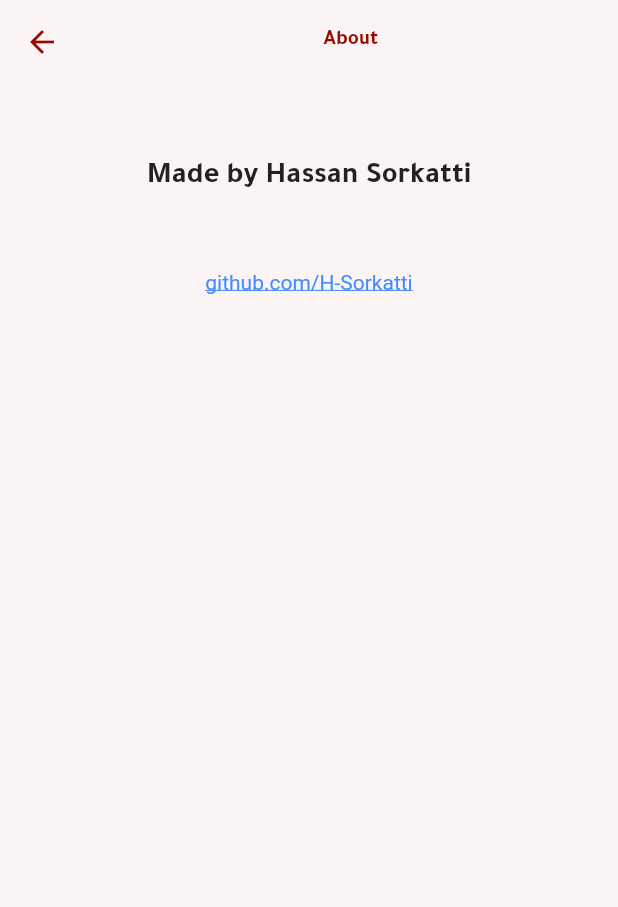
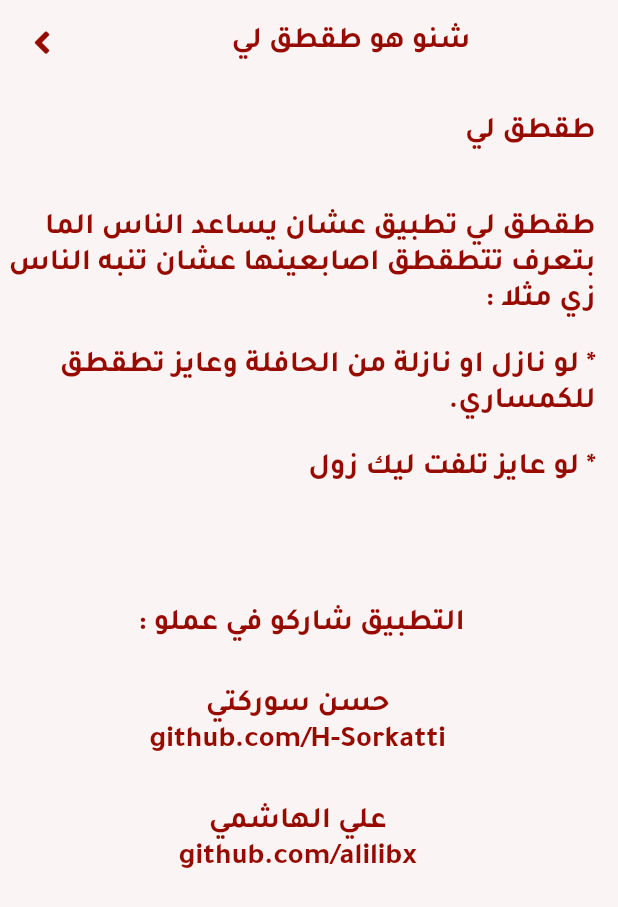
Before and after one commit to H-Sorkatti/snap_for_me, a Flutter app: the screen it shows after launch, after a tap on an icon or button, on a phone screen of 412 x 824 dp. Shown: the top 907 px of the screen. Run offline on Flutter 3.47's test engine with Material 2 defaults, Android fonts, the light colour scheme and no system bars; drawn by our look-alikes of flutter_linkify; our stand-ins replace audioplayers, font_awesome_flutter, shared_preferences, url_launcher_web.

Commit message:
Update about page content and design

```diff
--- a/lib/config/themes/theme_style.dart
+++ b/lib/config/themes/theme_style.dart
@@ -34,9 +34,17 @@ class Styles {
           selectionColor: isDarkTheme ? primaryColorLight : primaryColorDark,
         ),
         textTheme: TextTheme(
-          headline5: TextStyle(
-            color: isDarkTheme ? primaryColorDark : primaryColorLight,
-          ),
-        ));
+            headline4: TextStyle(
+              color: isDarkTheme ? primaryColorDark : primaryColorLight,
+              fontSize: 16,
+            ),
+            headline5: TextStyle(
+              color: isDarkTheme ? primaryColorDark : primaryColorLight,
+              fontSize: 18,
+            ),
+            headline6: TextStyle(
+              color: isDarkTheme ? primaryColorLight : primaryColorDark,
+              fontSize: 20,
+            )));
   }
 }
--- a/lib/screens/about.dart
+++ b/lib/screens/about.dart
@@ -2,6 +2,7 @@
 // ignore_for_file: prefer_const_constructors
 
 import 'package:flutter/material.dart';
+import 'package:font_awesome_flutter/font_awesome_flutter.dart';
 import 'package:url_launcher/url_launcher.dart';
 import 'package:flutter_linkify/flutter_linkify.dart';
 
@@ -12,22 +13,100 @@ class AboutMe extends StatelessWidget {
   Widget build(BuildContext context) {
     return Scaffold(
       appBar: AppBar(
-        title: Center(child: Text('About')),
+        leading: IconButton(
+          icon: FaIcon(FontAwesomeIcons.angleLeft),
+          onPressed: () => Navigator.of(context).pop(),
+        ),
+        title: const Center(
+          child: Text(
+            "شنو هو طقطق لي",
+            style: TextStyle(
+              fontSize: 20,
+            ),
+          ),
+        ),
       ),
       body: SafeArea(
-        child: Center(
+        child: Padding(
+          padding: EdgeInsets.only(right: 15),
           child: Column(
-            crossAxisAlignment: CrossAxisAlignment.center,
+            crossAxisAlignment: CrossAxisAlignment.start,
             children: [
-              SizedBox(height: 50),
-              Text(
-                "Made by Hassan Sorkatti",
-                style: Theme.of(context).textTheme.headline6,
+              SizedBox(height: 20),
+              Align(
+                alignment: Alignment.centerRight,
+                child: Text(
+                  "طقطق لي",
+                  style: Theme.of(context).textTheme.headline6,
+                ),
               ),
-              SizedBox(height: 50),
-              Linkify(
-                text: 'https://github.com/H-Sorkatti',
-                onOpen: (link) => launch('https://github.com/H-Sorkatti'),
+              SizedBox(height: 40),
+              Align(
+                alignment: Alignment.centerRight,
+                child: Text(
+                  "طقطق لي تطبيق عشان يساعد الناس الما بتعرف تتطقطق اصابعينها عشان تنبه الناس زي مثلا : ",
+                  textDirection: TextDirection.rtl,
+                  style: Theme.of(context).textTheme.headline6,
+                ),
+              ),
+              SizedBox(height: 20),
+              Align(
+                alignment: Alignment.centerRight,
+                child: Text(
+                  "* لو نازل او نازلة من الحافلة وعايز تطقطق للكمساري.",
+                  textDirection: TextDirection.rtl,
+                  style: Theme.of(context).textTheme.headline6,
+                ),
+              ),
+              SizedBox(height: 20),
+              Align(
+                alignment: Alignment.centerRight,
+                child: Text(
+                  "* لو عايز تلفت ليك زول",
+                  textDirection: TextDirection.rtl,
+                  style: Theme.of(context).textTheme.headline6,
+                ),
+              ),
+              SizedBox(height: 80),
+              Column(
+                children: [
+                  Align(
+                    alignment: Alignment.center,
+                    child: Text(
+                      "التطبيق شاركو في عملو : ",
+                      textDirection: TextDirection.rtl,
+                      style: Theme.of(context).textTheme.headline6,
+                    ),
+                  ),
+                  SizedBox(height: 30),
+                  Align(
+                    alignment: Alignment.center,
+                    child: Text(
+                      "حسن سوركتي",
+                      textDirection: TextDirection.rtl,
+                      style: Theme.of(context).textTheme.headline6,
+                    ),
+                  ),
+                  Linkify(
+                    linkStyle: Theme.of(context).textTheme.headline6,
+                    text: 'https://github.com/H-Sorkatti',
+                    onOpen: (link) => launch('https://github.com/H-Sorkatti'),
+                  ),
+                  SizedBox(height: 30),
+                  Align(
+                    alignment: Alignment.center,
+                    child: Text(
+                      "علي الهاشمي",
+                      textDirection: TextDirection.rtl,
+                      style: Theme.of(context).textTheme.headline6,
+                    ),
+                  ),
+                  Linkify(
+                    linkStyle: Theme.of(context).textTheme.headline6,
+                    text: 'https://github.com/alilibx',
+                    onOpen: (link) => launch('https://github.com/alilibx'),
+                  ),
+                ],
               ),
             ],
           ),
```
